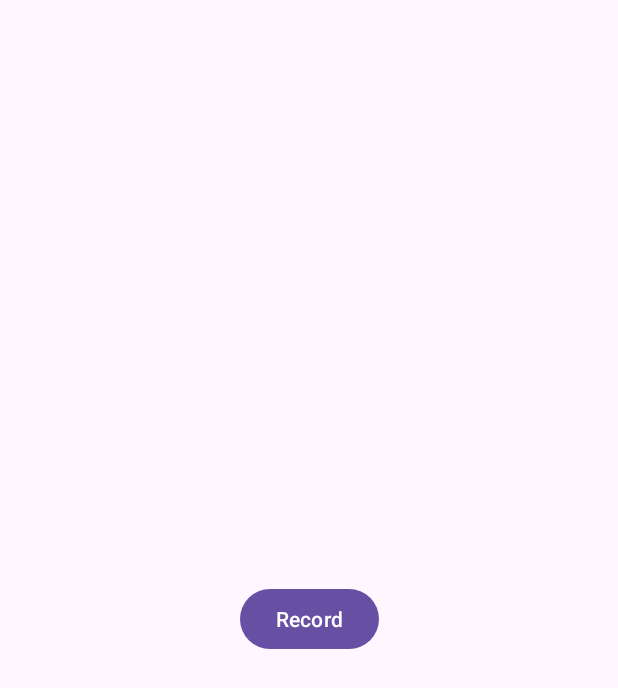
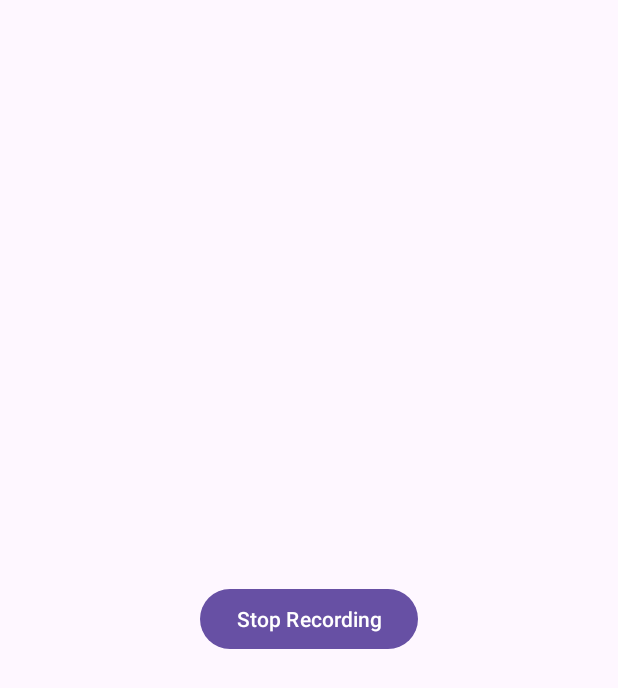
Before and after one commit to Duraggman/Conversation_Monitor, an Android app: the screen it shows after launch (MainActivity), after a tap on "Record", on a phone screen of 412 x 824 dp. Shown: the top 688 px of the screen. Run offline under Robolectric (Android 15) with nearby library versions, the phone set to English and light mode, and no system bars; libraries missing offline, so code that uses them is left out: org.vosk, org.vosk.android; 2 statements that could not run were skipped.

```diff
--- a/app/build.gradle.kts
+++ b/app/build.gradle.kts
@@ -4,7 +4,7 @@ plugins {
 
 android {
     namespace = "com.example.convo_monitor"
-    compileSdk = 31
+    compileSdk = 34
 
     defaultConfig {
         applicationId = "com.example.convo_monitor"
@@ -40,5 +40,6 @@ dependencies {
     testImplementation(libs.junit)
     androidTestImplementation(libs.ext.junit)
     androidTestImplementation(libs.espresso.core)
+    implementation(libs.jna) // Add JNA library dependency
     implementation(group = "com.alphacephei", name = "vosk-android", version = "0.3.32+")
 }
--- a/app/src/main/java/com/example/convo_monitor/AudioRecorder.java
+++ b/app/src/main/java/com/example/convo_monitor/AudioRecorder.java
@@ -15,6 +15,7 @@ import android.media.AudioFormat;
 import android.media.AudioRecord;
 import android.media.MediaRecorder;
 import android.util.Log;
+import android.widget.TextView;
 
 import androidx.core.app.ActivityCompat;
 import androidx.core.content.ContextCompat;
@@ -43,12 +44,16 @@ public class AudioRecorder{
     // Vosk variables
     private Recognizer recognizer;
     private Model model;
+
     private Context context; // Context is necessary for file and permission management
+    private TextView textview; // TextView
 
     // Constructor for AudioRecorder
-    public AudioRecorder(Context context) {
+    public AudioRecorder(Context context, TextView transcribedText) {
         this.context = context; // Set the context for the AudioRecorder
+        this.textview = transcribedText; // Set the TextView
     }
+
     public void initRecorder() {
         // Calculate the minimum required buffer size for the specified audio settings
         int minBufferSize = AudioRecord.getMinBufferSize(SAMPLE_RATE, CHANNEL, FORMAT);
@@ -110,8 +115,8 @@ public class AudioRecorder{
                     if (recognizer.acceptWaveForm(audioBuffer, readResult)) {
                         // Get the result from the recognizer when an utterance is recognized
                         String result = recognizer.getResult();
-                        // Log the recognized partial result
-                        Log.i("VoskAPI", "Partial Result - " + result);
+                        // Display the partial recognition result in the TextView
+                        textview.post(() -> textview.setText(result));
                     }
                 }
             }
--- a/app/src/main/java/com/example/convo_monitor/MainActivity.java
+++ b/app/src/main/java/com/example/convo_monitor/MainActivity.java
@@ -44,7 +44,7 @@ public class MainActivity extends AppCompatActivity {
         // assigning the main activity attributes to the corresponding xml elements and classes
         recordButton = findViewById(R.id.RecordButton);
         transcribedText = findViewById(R.id.TranscribedView);
-        audioRecorder = new AudioRecorder(this);
+        audioRecorder = new AudioRecorder(this, transcribedText);
 
 
         // Check if recording permissions are already granted
@@ -71,14 +71,16 @@ public class MainActivity extends AppCompatActivity {
     protected void startRecording() {
 
         // Start recording when the activity starts
+        recordButton.setText("Stop Recording");
         audioRecorder.startRecording();
         isRecording = true;
     }
 
     protected void stopRecording() {
         // Stop recording when the activity is no longer visible
+        recordButton.setText("Start Recording");
         audioRecorder.stopRecording();
-        isRecording = true;
+        isRecording = false;
     }
 
     @Override
--- a/gradle/libs.versions.toml
+++ b/gradle/libs.versions.toml
@@ -1,5 +1,6 @@
 [versions]
 agp = "8.3.2"
+jna = "5.14.0"
 junit = "4.13.2"
 junitVersion = "1.1.5"
 espressoCore = "3.5.1"
@@ -9,6 +10,7 @@ activity = "1.8.0"
 constraintlayout = "2.1.4"
 
 [libraries]
+jna = { module = "net.java.dev.jna:jna", version.ref = "jna" }
 junit = { group = "junit", name = "junit", version.ref = "junit" }
 ext-junit = { group = "androidx.test.ext", name = "junit", version.ref = "junitVersion" }
 espresso-core = { group = "androidx.test.espresso", name = "espresso-core", version.ref = "espressoCore" }
```
